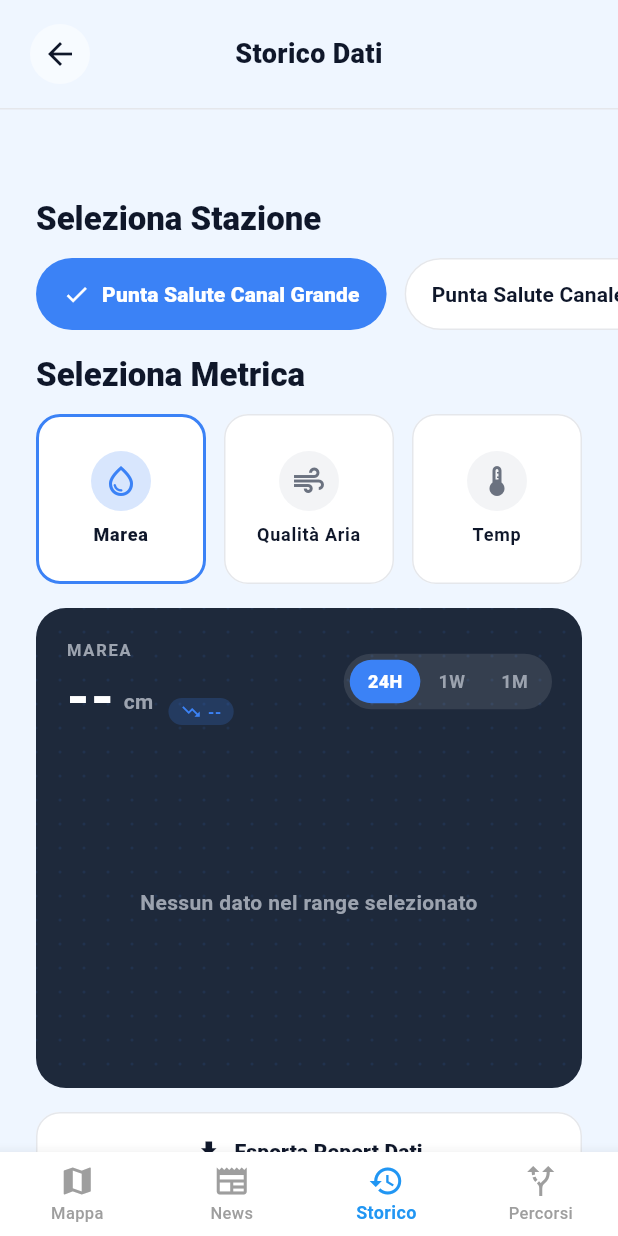
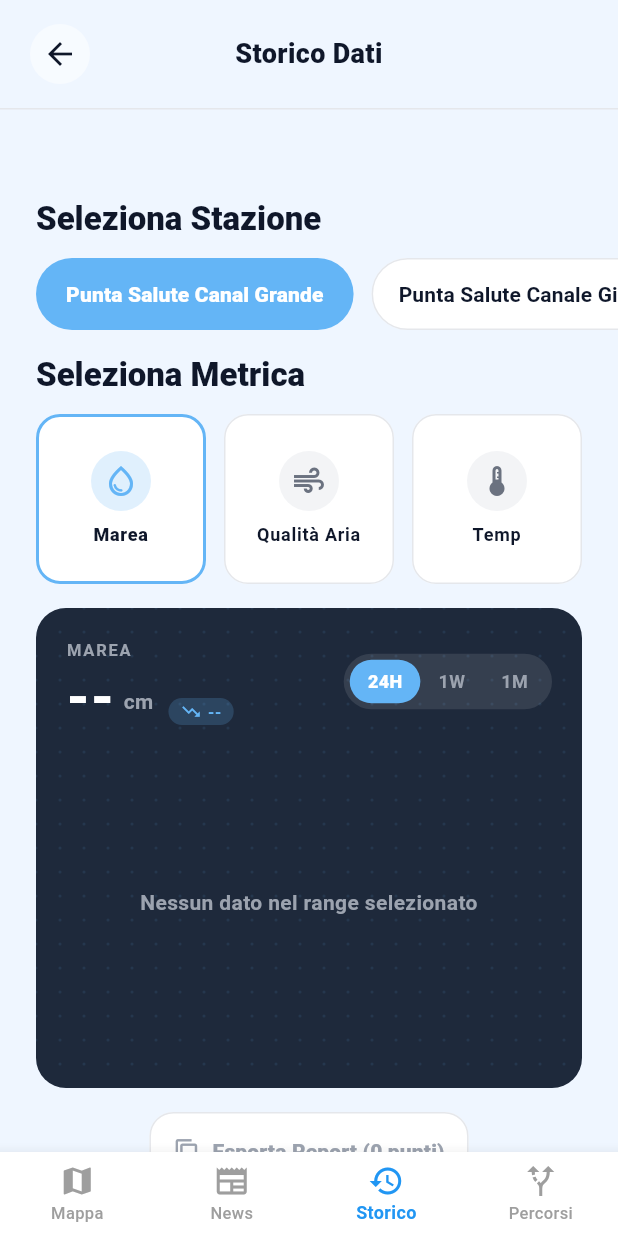
Before and after one commit to nicogarbin/VEnv, a Flutter app: the screen it shows after launch, item 3 of the bottom bar chosen, on a phone screen of 412 x 824 dp. Run offline on Flutter 3.47's test engine with Material 3 defaults, Android fonts, the phone set to English and light mode, and no system bars; our stand-ins replace cloud_firestore, firebase_core, fl_chart, flutter_dotenv, flutter_map, geolocator and 3 more; missing offline and left inert: flutter_polyline_points; accounts and stored records are empty; network calls fail.

Commit message:
change data_history style

```diff
--- a/lib/screens/data_history/data_history.dart
+++ b/lib/screens/data_history/data_history.dart
@@ -1,5 +1,6 @@
 import 'dart:ui';
 import 'package:flutter/material.dart';
+import 'package:flutter/services.dart';
 import 'package:cloud_firestore/cloud_firestore.dart';
 import 'package:firebase_core/firebase_core.dart';
 import 'package:fl_chart/fl_chart.dart';
@@ -77,7 +78,7 @@ class _MetricSpec {
 
 class _DataHistoryScreenState extends State<DataHistoryScreen> {
   // COLORI AGGIORNATI PER ALLINEARSI ALLE ALTRE PAGINE
-  static const _primary = Color(0xFF3B82F6);
+  static const _primary = Color(0xFF64B5F6); // Azzurro chiaro (Colors.blue.shade300)
   static const _background = Color(0xFFEFF6FF); // Sfondo standard richiesto
   static const _textDark = Color(0xFF0F172A);
 
@@ -437,7 +438,9 @@ class _DataHistoryScreenState extends State<DataHistoryScreen> {
                               }
                             }
 
-                            return _TrendCard(
+                            return Column(
+                              children: [
+                                _TrendCard(
                                   primary: _primary,
                                   range: _selectedRange,
                                   onRangeChange: (range) =>
@@ -446,14 +449,18 @@ class _DataHistoryScreenState extends State<DataHistoryScreen> {
                                   unitText: metricSpec.unit,
                                   points: series.points,
                                   emptyText: emptyText,
+                                ),
+                                const SizedBox(height: 16),
+                                _ExportButton(
+                                  points: series.points,
+                                  metricSpec: metricSpec,
+                                  selectedArea: selectedArea,
+                                  range: _selectedRange,
+                                ),
+                              ],
                             );
                           },
                         ),
-                      ),
-                      const SizedBox(height: 16),
-                      Padding(
-                        padding: const EdgeInsets.symmetric(horizontal: 24),
-                        child: _ExportButton(onPressed: () {}),
                       ),
                       const SizedBox(height: 24),
                     ],
@@ -586,16 +593,15 @@ class _AreaChips extends StatelessWidget {
         itemBuilder: (context, index) {
           final selected = index == selectedIndex;
           if (selected) {
-            return FilledButton.tonalIcon(
+            return FilledButton(
               onPressed: () => onSelect(index),
               style: FilledButton.styleFrom(
                 backgroundColor: primary,
                 foregroundColor: Colors.white,
-                padding: const EdgeInsets.symmetric(horizontal: 18),
+                padding: const EdgeInsets.symmetric(horizontal: 20, vertical: 12),
                 shape: const StadiumBorder(),
               ),
-              icon: const Icon(Icons.check, size: 18),
-              label: Text(
+              child: Text(
                 areas[index],
                 style: const TextStyle(fontWeight: FontWeight.w800),
               ),
@@ -1177,25 +1183,118 @@ class _RangePills extends StatelessWidget {
 }
 
 class _ExportButton extends StatelessWidget {
-  final VoidCallback onPressed;
+  final List<_SeriesPoint> points;
+  final _MetricSpec metricSpec;
+  final String selectedArea;
+  final _Range range;
 
-  const _ExportButton({required this.onPressed});
+  const _ExportButton({
+    required this.points,
+    required this.metricSpec,
+    required this.selectedArea,
+    required this.range,
+  });
+
+  Future<void> _exportData(BuildContext context) async {
+    if (points.isEmpty) {
+      ScaffoldMessenger.of(context).showSnackBar(
+        const SnackBar(
+          content: Text('Nessun dato da esportare'),
+          backgroundColor: Colors.orange,
+        ),
+      );
+      return;
+    }
+
+    try {
+      // Genera CSV
+      final csv = StringBuffer();
+
+      // Header
+      csv.writeln('Data e Ora,${metricSpec.title} (${metricSpec.unit})');
+
+      // Ordina per data crescente
+      final sortedPoints = List<_SeriesPoint>.from(points)
+        ..sort((a, b) => a.time.compareTo(b.time));
+
+      // Dati
+      for (final point in sortedPoints) {
+        final dateStr = DateFormat('dd/MM/yyyy HH:mm:ss').format(point.time);
+        csv.writeln('$dateStr,${point.value.toStringAsFixed(2)}');
+      }
+
+      // Aggiungi metadati in fondo
+      csv.writeln('');
+      csv.writeln('--- Informazioni Report ---');
+      csv.writeln('Metrica,${metricSpec.title}');
+      csv.writeln('Area,$selectedArea');
+      csv.writeln('Range,${_rangeToString(range)}');
+      csv.writeln('Data Generazione,${DateFormat('dd/MM/yyyy HH:mm:ss').format(DateTime.now())}');
+      csv.writeln('Numero Punti Dati,${sortedPoints.length}');
+
+      // Copia negli appunti
+      await Clipboard.setData(ClipboardData(text: csv.toString()));
+
+      if (context.mounted) {
+        ScaffoldMessenger.of(context).showSnackBar(
+          SnackBar(
+            content: Row(
+              children: [
+                const Icon(Icons.check_circle, color: Colors.white),
+                const SizedBox(width: 12),
+                Expanded(
+                  child: Text(
+                    'Report copiato negli appunti!\n${sortedPoints.length} punti dati - Incollalo dove vuoi',
+                  ),
+                ),
+              ],
+            ),
+            backgroundColor: Colors.green,
+            duration: const Duration(seconds: 3),
+          ),
+        );
+      }
+    } catch (e) {
+      if (context.mounted) {
+        ScaffoldMessenger.of(context).showSnackBar(
+          SnackBar(
+            content: Text('Errore durante l\'esportazione: $e'),
+            backgroundColor: Colors.red,
+          ),
+        );
+      }
+    }
+  }
+
+  String _rangeToString(_Range range) {
+    switch (range) {
+      case _Range.h24:
+        return 'Ultime 24 ore';
+      case _Range.w1:
+        return 'Ultima settimana';
+      case _Range.m1:
+        return 'Ultimo mese';
+    }
+  }
 
   @override
   Widget build(BuildContext context) {
     return OutlinedButton.icon(
-      onPressed: onPressed,
+      onPressed: points.isEmpty ? null : () => _exportData(context),
       style: OutlinedButton.styleFrom(
         backgroundColor: Colors.white,
         foregroundColor: const Color(0xFF0F172A),
-        side: const BorderSide(color: Color(0xFFE5E7EB)),
+        disabledForegroundColor: const Color(0xFF9CA3AF),
+        side: BorderSide(
+          color: points.isEmpty ? const Color(0xFFE5E7EB) : const Color(0xFF3B82F6),
+        ),
         padding: const EdgeInsets.symmetric(horizontal: 16, vertical: 16),
         shape: RoundedRectangleBorder(borderRadius: BorderRadius.circular(16)),
       ),
-      icon: const Icon(Icons.download),
-      label: const Text(
-        'Esporta Report Dati',
-        style: TextStyle(fontWeight: FontWeight.w800),
+      icon: const Icon(Icons.copy),
+      label: Text(
+        'Esporta Report (${points.length} punti)',
+        style: const TextStyle(fontWeight: FontWeight.w800),
       ),
     );
   }
--- a/pubspec.yaml
+++ b/pubspec.yaml
@@ -30,6 +30,8 @@ dependencies:
   # Grafici + formattazione date
   fl_chart: ^0.69.0
   intl: ^0.20.0
+  path_provider: ^2.1.5
+  share_plus: ^12.0.1
 dev_dependencies:
   flutter_test:
     sdk: flutter
```
Also changed, not shown: pubspec.lock, 3 other files. Lines whose indentation alone changed are shown as unchanged.
